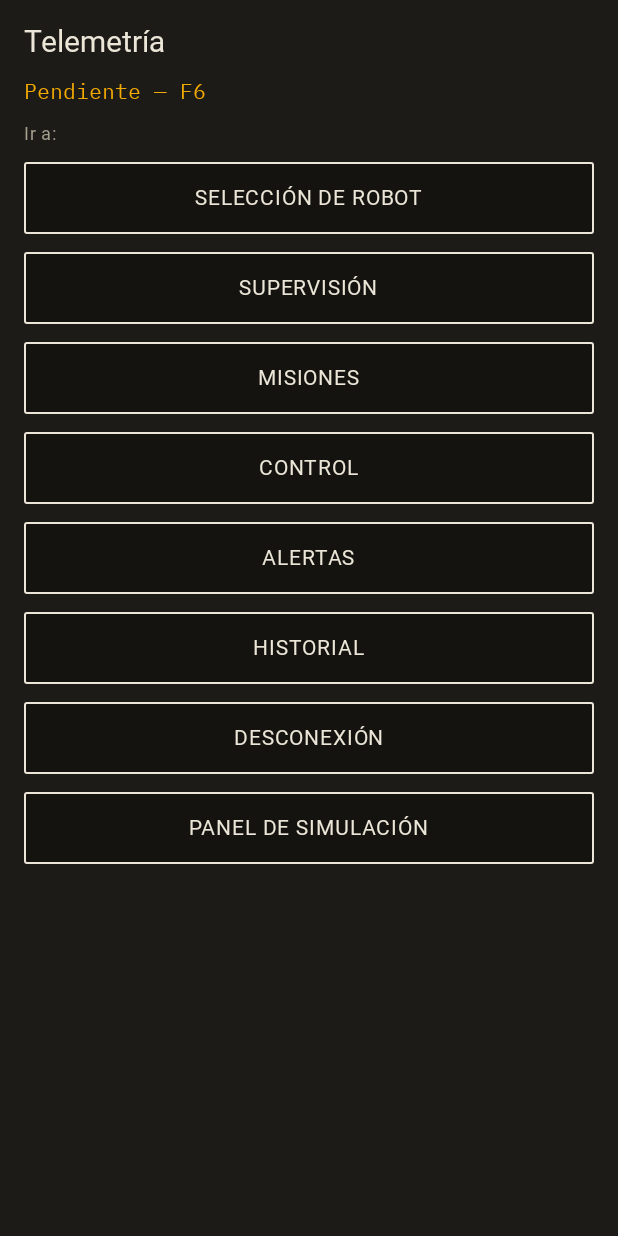
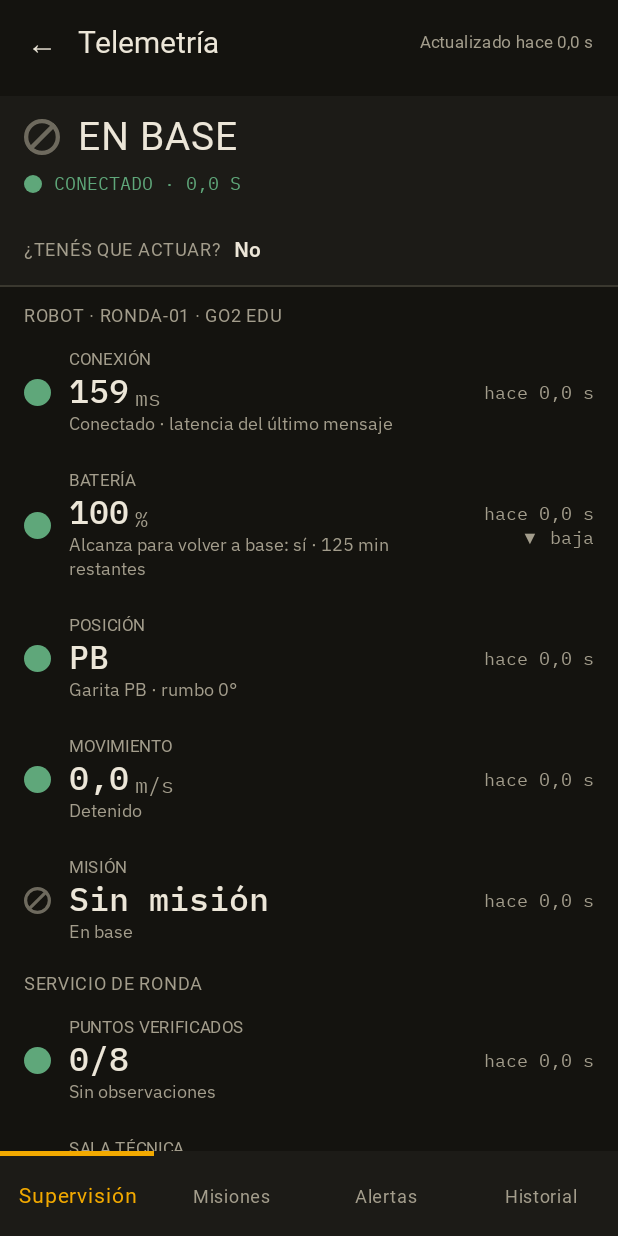
Before and after one commit to alejogarciabosio/tp-hmi-ronda, an Android app built with Jetpack Compose: the TelemetriaRoute screen opened through its navigation route, on a phone screen of 412 x 824 dp. Run offline under Robolectric (Android 15) with nearby library versions, the phone set to English and light mode, and no system bars; Roboto replaces fonts that are not available here.

Commit message:
feat(app): agrega la pantalla de telemetría con todas las variables

```diff
--- a/app/src/main/kotlin/ar/edu/uade/ronda/AppContainer.kt
+++ b/app/src/main/kotlin/ar/edu/uade/ronda/AppContainer.kt
@@ -16,6 +16,7 @@ import ar.edu.uade.ronda.data.local.RoomHistoryRepository
 import ar.edu.uade.ronda.data.local.toOutcomes
 import ar.edu.uade.ronda.ui.seleccion.SeleccionViewModel
 import ar.edu.uade.ronda.ui.supervision.SupervisionViewModel
+import ar.edu.uade.ronda.ui.telemetria.TelemetriaViewModel
 import kotlinx.coroutines.CoroutineScope
 import kotlinx.coroutines.Dispatchers
 import kotlinx.coroutines.SupervisorJob
@@ -49,6 +50,7 @@ class AppContainer(
     val viewModelFactory: ViewModelProvider.Factory = viewModelFactory {
         initializer { SupervisionViewModel(robotRepository, clock) }
         initializer { SeleccionViewModel(robotRepository) }
+        initializer { TelemetriaViewModel(robotRepository, clock) }
     }
 
     init {
--- /dev/null
+++ b/app/src/main/kotlin/ar/edu/uade/ronda/ui/components/ScreenHeader.kt
@@ -0,0 +1,53 @@
+package ar.edu.uade.ronda.ui.components
+
+import androidx.compose.foundation.clickable
+import androidx.compose.foundation.layout.Box
+import androidx.compose.foundation.layout.Row
+import androidx.compose.foundation.layout.fillMaxWidth
+import androidx.compose.foundation.layout.padding
+import androidx.compose.foundation.layout.size
+import androidx.compose.material3.Text
+import androidx.compose.runtime.Composable
+import androidx.compose.ui.Alignment
+import androidx.compose.ui.Modifier
+import androidx.compose.ui.semantics.Role
+import androidx.compose.ui.semantics.contentDescription
+import androidx.compose.ui.semantics.heading
+import androidx.compose.ui.semantics.semantics
+import androidx.compose.ui.tooling.preview.Preview
+import androidx.compose.ui.unit.dp
+import ar.edu.uade.ronda.ui.theme.MinTouchTarget
+import ar.edu.uade.ronda.ui.theme.RondaColors
+import ar.edu.uade.ronda.ui.theme.RondaType
+
+/** Encabezado de las pantallas secundarias: volver, título y un dato a la derecha (antigüedad, modo). */
+@Composable
+fun ScreenHeader(title: String, onBack: (() -> Unit)?, trailing: String? = null, modifier: Modifier = Modifier) {
+    Row(
+        modifier.fillMaxWidth().padding(start = 4.dp, end = 16.dp, top = 4.dp),
+        verticalAlignment = Alignment.CenterVertically,
+    ) {
+        if (onBack != null) {
+            Box(
+                Modifier
+                    .size(MinTouchTarget)
+                    .clickable(role = Role.Button, onClick = onBack)
+                    .semantics { contentDescription = "Volver" },
+                contentAlignment = Alignment.Center,
+            ) {
+                Text("←", style = RondaType.pantallaTitulo, color = RondaColors.bone100)
+            }
+        } else {
+            Box(Modifier.padding(start = 12.dp))
+        }
+        Text(
+            title, style = RondaType.pantallaTitulo, color = RondaColors.bone100,
+            modifier = Modifier.weight(1f).semantics { heading() },
+        )
+        trailing?.let { Text(it, style = RondaType.rotuloChico, color = RondaColors.bone400) }
+    }
+}
+
+@Preview(showBackground = true, backgroundColor = 0xFF14130F, widthDp = 412)
+@Composable
+private fun ScreenHeaderPreview() = PreviewSurface { ScreenHeader("Telemetría", {}, "Actualizado hace 0,4 s") }
--- a/app/src/main/kotlin/ar/edu/uade/ronda/ui/navigation/RondaNavHost.kt
+++ b/app/src/main/kotlin/ar/edu/uade/ronda/ui/navigation/RondaNavHost.kt
@@ -27,6 +27,8 @@ import ar.edu.uade.ronda.ui.seleccion.SeleccionRoute
 import ar.edu.uade.ronda.ui.seleccion.SeleccionViewModel
 import ar.edu.uade.ronda.ui.supervision.SupervisionRoute
 import ar.edu.uade.ronda.ui.supervision.SupervisionViewModel
+import ar.edu.uade.ronda.ui.telemetria.TelemetriaRoute
+import ar.edu.uade.ronda.ui.telemetria.TelemetriaViewModel
 import ar.edu.uade.ronda.ui.theme.RondaColors
 import ar.edu.uade.ronda.ui.theme.RondaType
 
@@ -37,8 +39,10 @@ fun RondaNavHost(
     modifier: Modifier = Modifier,
     startDestination: Route = Route.SUPERVISION,
 ) {
+    val implemented = setOf(Route.SUPERVISION, Route.SELECCION, Route.TELEMETRIA)
     NavHost(navController, startDestination.path, modifier) {
         val go: (Route) -> Unit = { navController.navigate(it.path) { launchSingleTop = true } }
+        val back: () -> Unit = { navController.popBackStack() }
         composable(Route.SUPERVISION.path) {
             val vm: SupervisionViewModel = viewModel(factory = viewModelFactory)
             SupervisionRoute(vm, go)
@@ -47,7 +51,11 @@ fun RondaNavHost(
             val vm: SeleccionViewModel = viewModel(factory = viewModelFactory)
             SeleccionRoute(vm, go)
         }
-        Route.entries.filter { it != Route.SUPERVISION && it != Route.SELECCION }.forEach { route ->
+        composable(Route.TELEMETRIA.path) {
+            val vm: TelemetriaViewModel = viewModel(factory = viewModelFactory)
+            TelemetriaRoute(vm, go, back)
+        }
+        Route.entries.filter { it !in implemented }.forEach { route ->
             composable(route.path) { PlaceholderScreen(route, go) }
         }
     }
--- /dev/null
+++ b/app/src/main/kotlin/ar/edu/uade/ronda/ui/telemetria/TelemetriaMapper.kt
@@ -0,0 +1,148 @@
+package ar.edu.uade.ronda.ui.telemetria
+
+import ar.edu.uade.ronda.core.model.CommandType
+import ar.edu.uade.ronda.core.model.ConnectionState
+import ar.edu.uade.ronda.core.model.ExitStatus
+import ar.edu.uade.ronda.core.model.MotionMode
+import ar.edu.uade.ronda.core.model.RobotTelemetry
+import ar.edu.uade.ronda.core.model.Severity
+import ar.edu.uade.ronda.core.model.TempTrend
+import ar.edu.uade.ronda.core.policy.BatteryPolicy
+import ar.edu.uade.ronda.core.policy.CommandAvailability
+import ar.edu.uade.ronda.ui.model.StatusLevel
+import ar.edu.uade.ronda.ui.model.TelemetryReadoutUi
+import ar.edu.uade.ronda.ui.model.Trend
+import ar.edu.uade.ronda.ui.supervision.BuildingPlan
+import ar.edu.uade.ronda.ui.supervision.CheckpointLog
+import ar.edu.uade.ronda.ui.supervision.SupervisionInputs
+import ar.edu.uade.ronda.ui.supervision.SupervisionMapper
+
+/**
+ * Detalle de todas las variables. La franja de estado se reutiliza de Supervisión para que
+ * las dos pantallas digan exactamente lo mismo sobre conexión y acción requerida.
+ */
+internal object TelemetriaMapper {
+    private val battery = BatteryPolicy()
+
+    fun map(telemetry: RobotTelemetry?, connection: ConnectionState, lastAt: Long?, nowMs: Long): TelemetriaUiState {
+        val base = SupervisionMapper.map(
+            SupervisionInputs(
+                telemetry, connection, lastAt, null, emptyList(),
+                emptyMap<CommandType, CommandAvailability>(), CheckpointLog(), null, null, nowMs,
+            ),
+        )
+        val ageMs = lastAt?.let { (nowMs - it).coerceAtLeast(0) }
+        val updated = if (ageMs == null) "Sin datos" else "Actualizado ${SupervisionMapper.ageText(ageMs)}"
+        if (telemetry == null) return TelemetriaUiState(base.strip, base.staleBanner, updated)
+
+        val stale = connection.isStale
+        val age = SupervisionMapper.ageText(ageMs ?: 0)
+        return TelemetriaUiState(
+            strip = base.strip,
+            staleBanner = base.staleBanner,
+            updated = updated,
+            robotTitle = "ROBOT · ${telemetry.robotId} · GO2 EDU",
+            robot = robotReadouts(telemetry, connection, stale, age),
+            service = serviceReadouts(telemetry, stale, age),
+        )
+    }
+
+    private fun robotReadouts(t: RobotTelemetry, conn: ConnectionState, stale: Boolean, age: String): List<TelemetryReadoutUi> {
+        fun lvl(l: StatusLevel) = if (stale) StatusLevel.STALE else l
+        val connText = when (conn) {
+            ConnectionState.CONNECTED -> "Conectado · latencia del último mensaje"
+            ConnectionState.DEGRADED -> "Enlace degradado · latencia del último mensaje"
+            ConnectionState.NO_DATA -> "Sin datos recientes · última latencia conocida"
+            ConnectionState.DISCONNECTED -> "Desconectado · última latencia conocida"
+        }
+        val connLevel = when (conn) {
+            ConnectionState.CONNECTED -> StatusLevel.OK
+            ConnectionState.DEGRADED -> StatusLevel.WARNING
+            else -> StatusLevel.STALE
+        }
+
+        val pct = t.battery.percent
+        val canReturn = battery.canReturnToBase(pct, BuildingPlan.distanceToBaseM(t.pose.floor, t.pose.x, t.pose.y))
+        val batteryLevel = when {
+            !canReturn || pct <= 15 -> StatusLevel.ERROR
+            pct <= 25 -> StatusLevel.WARNING
+            else -> StatusLevel.OK
+        }
+        val batteryDetail = "Alcanza para volver a base: ${if (canReturn) "sí" else "no"} · ${t.battery.minutesLeft} min restantes" +
+            if (t.battery.charging) " · cargando" else ""
+
+        val mode = when (t.motion.mode) {
+            MotionMode.CAMINANDO -> "Caminando"
+            MotionMode.DETENIDO -> "Detenido"
+            MotionMode.ESCALERA -> "En escalera"
+            MotionMode.GIRANDO -> "Girando"
+        }
+        val mission = t.mission
+        return listOf(
+            TelemetryReadoutUi("Conexión", t.latencyMs.toString(), "ms", connLevel, null, age, connText),
+            TelemetryReadoutUi(
+                "Batería", pct.toString(), "%", lvl(batteryLevel),
+                if (t.battery.charging) Trend.RISING else Trend.FALLING, age, batteryDetail,
+            ),
+            TelemetryReadoutUi(
+                "Posición", BuildingPlan.floorLabel(t.pose.floor), "", lvl(StatusLevel.OK), null, age,
+                "${t.pose.zone} · rumbo ${t.pose.headingDeg.toInt()}°",
+            ),
+            TelemetryReadoutUi("Movimiento", SupervisionMapper.dec1(t.motion.speedMps), "m/s", lvl(StatusLevel.OK), null, age, mode),
+            if (mission != null) {
+                TelemetryReadoutUi(
+                    "Misión", "PC ${mission.checkpointIndex}/${mission.checkpointsTotal}", "", lvl(StatusLevel.OK), null, age,
+                    "${mission.name} · ${mission.stage}",
+                )
+            } else {
+                TelemetryReadoutUi("Misión", "Sin misión", "", lvl(StatusLevel.DISABLED), null, age, SupervisionMapper.stateLabel(t.operationalState))
+            },
+        )
+    }
+
+    private fun serviceReadouts(t: RobotTelemetry, stale: Boolean, age: String): List<TelemetryReadoutUi> {
+        fun lvl(l: StatusLevel) = if (stale) StatusLevel.STALE else l
+        val s = t.service
+        val total = t.mission?.checkpointsTotal ?: 8
+        val temp = s.techRoomTempC
+        val tempLevel = when {
+            temp >= 32.0 -> StatusLevel.ERROR
+            temp > 27.0 -> StatusLevel.WARNING
+            else -> StatusLevel.OK
+        }
+        val tempDetail = when {
+            temp >= 32.0 -> "Sensor externo · crítico desde 32 °C"
+            temp > 27.0 -> "Sensor externo · advertencia sobre 27 °C"
+            else -> "Sensor externo · normal hasta 27 °C"
+        }
+        val exits = s.emergencyExitsClear.map { e ->
+            val (value, level, detail) = when (e.status) {
+                ExitStatus.LIBRE -> Triple("Libre", StatusLevel.OK, "Verificada en la ronda")
+                ExitStatus.OBSTRUIDA -> Triple("Obstruida", StatusLevel.ERROR, "Avisar a seguridad")
+                ExitStatus.NO_VERIFICADA -> Triple("Sin verificar", StatusLevel.WARNING, "Se verifica al pasar por el punto de control")
+            }
+            TelemetryReadoutUi("Salida de emergencia ${e.name.removePrefix("Salida ").trim()}", value, "", lvl(level), null, age, detail)
+        }
+        val unack = t.unacknowledgedAlerts
+        val alertLevel = when {
+            unack.any { it.severity == Severity.CRITICAL } -> StatusLevel.ERROR
+            unack.isNotEmpty() -> StatusLevel.WARNING
+            else -> StatusLevel.OK
+        }
+        return listOf(
+            TelemetryReadoutUi(
+                "Puntos verificados", "${s.checkpointsVerified}/$total", "",
+                lvl(if (s.checkpointsWithIssues > 0) StatusLevel.WARNING else StatusLevel.OK), null, age,
+                if (s.checkpointsWithIssues > 0) "${s.checkpointsWithIssues} con observación" else "Sin observaciones",
+            ),
+            TelemetryReadoutUi(
+                "Sala técnica", SupervisionMapper.dec1(temp), "°C", lvl(tempLevel),
+                when (s.techRoomTempTrend) { TempTrend.RISING -> Trend.RISING; TempTrend.FALLING -> Trend.FALLING; TempTrend.STABLE -> Trend.STABLE },
+                age, tempDetail,
+            ),
+        ) + exits + TelemetryReadoutUi(
+            "Alertas sin reconocer", unack.size.toString(), "", lvl(alertLevel), null, age,
+            if (unack.isEmpty()) null else "Revisalas en Alertas",
+        )
+    }
+}
--- /dev/null
+++ b/app/src/main/kotlin/ar/edu/uade/ronda/ui/telemetria/TelemetriaPreviewData.kt
@@ -0,0 +1,31 @@
+package ar.edu.uade.ronda.ui.telemetria
+
+import ar.edu.uade.ronda.core.model.Battery
+import ar.edu.uade.ronda.core.model.EmergencyExit
+import ar.edu.uade.ronda.core.model.ExitStatus
+import ar.edu.uade.ronda.core.model.MissionProgress
+import ar.edu.uade.ronda.core.model.Motion
+import ar.edu.uade.ronda.core.model.MotionMode
+import ar.edu.uade.ronda.core.model.OperationalState
+import ar.edu.uade.ronda.core.model.Pose
+import ar.edu.uade.ronda.core.model.RobotTelemetry
+import ar.edu.uade.ronda.core.model.ServiceTelemetry
+import ar.edu.uade.ronda.core.model.TempTrend
+
+/** Telemetría de ejemplo para los @Preview (la misma situación que el Figma). */
+internal object TelemetriaPreviewData {
+    val enRonda = RobotTelemetry(
+        messageId = "preview", robotId = "RONDA-01", timestamp = 1_000, latencyMs = 180,
+        battery = Battery(62, 48, false), operationalState = OperationalState.EN_RONDA,
+        mission = MissionProgress("m1", "Ronda completa", 4, 8, "Pasillo 1°A"),
+        pose = Pose(1, 30.0, 20.0, 270.0, "Pasillo 1°A"), motion = Motion(0.6, MotionMode.CAMINANDO),
+        alerts = emptyList(),
+        service = ServiceTelemetry(
+            3, 1, 28.1, TempTrend.RISING,
+            listOf(
+                EmergencyExit("SE-PB", "Salida PB", ExitStatus.LIBRE),
+                EmergencyExit("SE-1", "Salida 1°", ExitStatus.NO_VERIFICADA),
+            ),
+        ),
+    )
+}
--- /dev/null
+++ b/app/src/main/kotlin/ar/edu/uade/ronda/ui/telemetria/TelemetriaScreen.kt
@@ -0,0 +1,76 @@
+package ar.edu.uade.ronda.ui.telemetria
+
+import androidx.compose.foundation.background
+import androidx.compose.foundation.layout.Arrangement
+import androidx.compose.foundation.layout.Column
+import androidx.compose.foundation.layout.fillMaxSize
+import androidx.compose.foundation.layout.padding
+import androidx.compose.foundation.rememberScrollState
+import androidx.compose.foundation.verticalScroll
+import androidx.compose.material3.Text
+import androidx.compose.runtime.Composable
+import androidx.compose.runtime.getValue
+import androidx.compose.ui.Modifier
+import androidx.compose.ui.semantics.heading
+import androidx.compose.ui.semantics.semantics
+import androidx.compose.ui.tooling.preview.Preview
+import androidx.compose.ui.unit.dp
+import androidx.lifecycle.compose.collectAsStateWithLifecycle
+import ar.edu.uade.ronda.core.model.ConnectionState
+import ar.edu.uade.ronda.ui.components.PreviewSurface
+import ar.edu.uade.ronda.ui.components.RondaNavBar
+import ar.edu.uade.ronda.ui.components.ScreenHeader
+import ar.edu.uade.ronda.ui.components.StaleDataBanner
+import ar.edu.uade.ronda.ui.components.StateStrip
+import ar.edu.uade.ronda.ui.components.TelemetryReadout
+import ar.edu.uade.ronda.ui.model.TelemetryReadoutUi
+import ar.edu.uade.ronda.ui.navigation.Route
+import ar.edu.uade.ronda.ui.theme.RondaColors
+import ar.edu.uade.ronda.ui.theme.RondaType
+
+@Composable
+fun TelemetriaRoute(viewModel: TelemetriaViewModel, onNavigate: (Route) -> Unit, onBack: () -> Unit) {
+    val state by viewModel.uiState.collectAsStateWithLifecycle()
+    TelemetriaScreen(state, onNavigate, onBack)
+}
+
+@Composable
+fun TelemetriaScreen(state: TelemetriaUiState, onNavigate: (Route) -> Unit, onBack: () -> Unit) {
+    Column(Modifier.fillMaxSize().background(RondaColors.ink950)) {
+        Column(
+            Modifier.weight(1f).verticalScroll(rememberScrollState()),
+            verticalArrangement = Arrangement.spacedBy(12.dp),
+        ) {
+            ScreenHeader("Telemetría", onBack, state.updated)
+            StateStrip(state.strip)
+            state.staleBanner?.let { StaleDataBanner(it) }
+            if (state.robot.isEmpty()) {
+                Text(
+                    "Todavía no llegó telemetría del robot.", style = RondaType.textoCuerpo, color = RondaColors.bone400,
+                    modifier = Modifier.padding(horizontal = 16.dp),
+                )
+            } else {
+                ReadoutSection(state.robotTitle, state.robot)
+                ReadoutSection("SERVICIO DE RONDA", state.service)
+            }
+        }
+        RondaNavBar(Route.SUPERVISION, onNavigate)
+    }
+}
+
+@Composable
+private fun ReadoutSection(title: String, readouts: List<TelemetryReadoutUi>) {
+    Column(Modifier.padding(horizontal = 16.dp), verticalArrangement = Arrangement.spacedBy(8.dp)) {
+        Text(title, style = RondaType.rotuloSeccion, color = RondaColors.bone400, modifier = Modifier.semantics { heading() })
+        readouts.forEach { TelemetryReadout(it) }
+    }
+}
+
+@Preview(showBackground = true, backgroundColor = 0xFF14130F, widthDp = 412, heightDp = 1200)
+@Composable
+private fun TelemetriaPreview() = PreviewSurface {
+    TelemetriaScreen(
+        TelemetriaMapper.map(TelemetriaPreviewData.enRonda, ConnectionState.CONNECTED, 1_000, 1_400),
+        {}, {},
+    )
+}
--- /dev/null
+++ b/app/src/main/kotlin/ar/edu/uade/ronda/ui/telemetria/TelemetriaUiState.kt
@@ -0,0 +1,16 @@
+package ar.edu.uade.ronda.ui.telemetria
+
+import ar.edu.uade.ronda.ui.model.StaleBannerUi
+import ar.edu.uade.ronda.ui.model.StateStripUi
+import ar.edu.uade.ronda.ui.model.TelemetryReadoutUi
+
+data class TelemetriaUiState(
+    val strip: StateStripUi,
+    val staleBanner: StaleBannerUi? = null,
+    /** "Actualizado hace 0,4 s" o "Sin datos". */
+    val updated: String,
+    /** "ROBOT · RONDA-01 · GO2 EDU" */
+    val robotTitle: String = "ROBOT",
+    val robot: List<TelemetryReadoutUi> = emptyList(),
+    val service: List<TelemetryReadoutUi> = emptyList(),
+)
--- /dev/null
+++ b/app/src/main/kotlin/ar/edu/uade/ronda/ui/telemetria/TelemetriaViewModel.kt
@@ -0,0 +1,37 @@
+package ar.edu.uade.ronda.ui.telemetria
+
+import androidx.lifecycle.ViewModel
+import androidx.lifecycle.viewModelScope
+import ar.edu.uade.ronda.core.Clock
+import ar.edu.uade.ronda.core.repository.RobotRepository
+import kotlinx.coroutines.delay
+import kotlinx.coroutines.flow.SharingStarted
+import kotlinx.coroutines.flow.StateFlow
+import kotlinx.coroutines.flow.combine
+import kotlinx.coroutines.flow.flow
+import kotlinx.coroutines.flow.stateIn
+
+class TelemetriaViewModel(
+    private val repository: RobotRepository,
+    private val clock: Clock,
+    tickMs: Long = 500,
+) : ViewModel() {
+
+    /** Mantiene vivas las antigüedades aunque deje de llegar telemetría. */
+    private val ticker = flow {
+        while (true) {
+            emit(Unit)
+            delay(tickMs)
+        }
+    }
+
+    val uiState: StateFlow<TelemetriaUiState> =
+        combine(repository.telemetry, repository.connection, repository.lastTelemetryAt, ticker) { t, c, at, _ ->
+            TelemetriaMapper.map(t, c, at, clock.nowMs())
+        }.stateIn(
+            viewModelScope, SharingStarted.WhileSubscribed(5_000),
+            TelemetriaMapper.map(
+                repository.telemetry.value, repository.connection.value, repository.lastTelemetryAt.value, clock.nowMs(),
+            ),
+        )
+}
```
Also changed, not shown: 1 other file.
